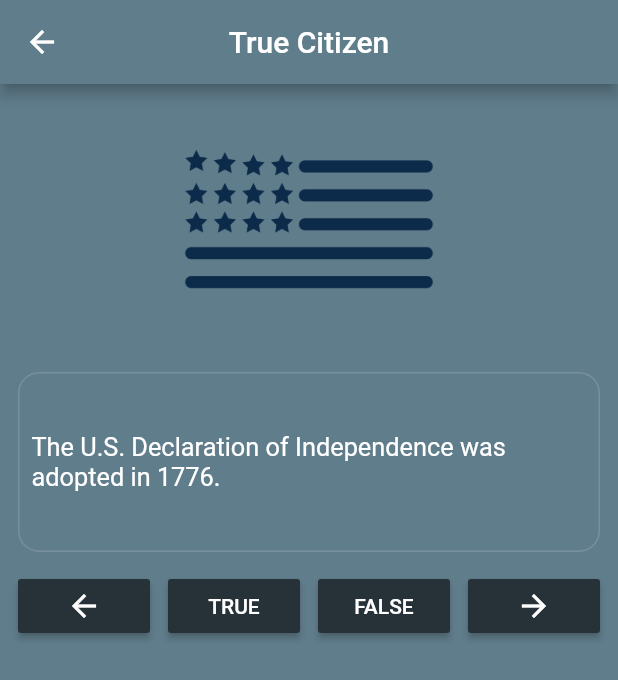
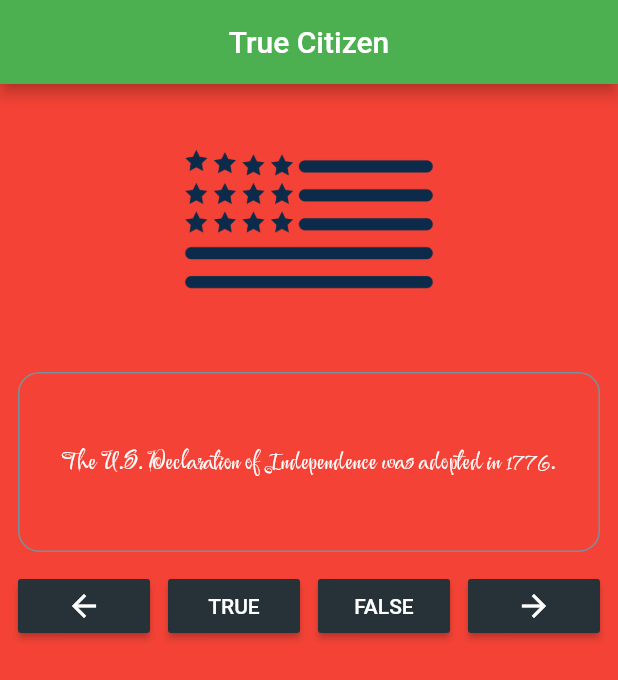
Before and after one commit to ivapapac/FlutterCourse, a Flutter app: the QuizApp screen opened directly, on a phone screen of 412 x 824 dp. Shown: the top 680 px of the screen. Run offline on Flutter 3.47's test engine with Material 2 defaults, Android fonts, the phone set to English and light mode, and no system bars.

```diff
--- a/lib/ui/QuizApp.dart
+++ b/lib/ui/QuizApp.dart
@@ -17,13 +17,13 @@ class _QuizAppState extends State<QuizApp> {
     Question.name("The Supreme law of the land is the Constitution.", true),
     Question.name(
         "The two rights in the Declaration of Independence are:"
-            " \nLife"
-            " \nPursuit of happiness.",
+        " \nLife"
+        " \nPursuit of happiness.",
         true),
     Question.name("The (U.S.) Constitution has 26 Amendments.", false),
     Question.name(
         "Freedom of religion means:\nYou can practice any religion, "
-            "or not practice a religion.",
+        "or not practice a religion.",
         true),
     Question.name("Journalist is one branch or part of the government.", false),
     Question.name("The Congress does not make federal laws.", false),
@@ -41,12 +41,7 @@ class _QuizAppState extends State<QuizApp> {
   @override
   Widget build(BuildContext context) {
     return Scaffold(
-      appBar: AppBar(
-        title: const Text("True Citizen"),
-        centerTitle: true,
-        backgroundColor: Colors.blueGrey,
-      ),
-      backgroundColor: Colors.blueGrey,
+      appBar: AppBar(title: const Text("True Citizen")),
       body: Builder(builder: (context) {
         return Column(
           mainAxisAlignment: MainAxisAlignment.center,
@@ -70,12 +65,9 @@ class _QuizAppState extends State<QuizApp> {
                 height: 120,
                 child: Center(
                     child: Padding(
-                      padding: const EdgeInsets.all(8.0),
-                      child: Text(
-                        questionBank[_currentQuestionIndex].questionText,
-                        style: const TextStyle(fontSize: 16.9, color: Colors.white),
-                      ),
-                    )),
+                  padding: const EdgeInsets.all(8.0),
+                  child: Text(questionBank[_currentQuestionIndex].questionText),
+                )),
               ),
             ),
             Row(
```
Also changed, not shown: lib/main.dart (+28 -4 lines), pubspec.yaml (+6 -6 lines), fonts/Festive-Regular.ttf (added).
